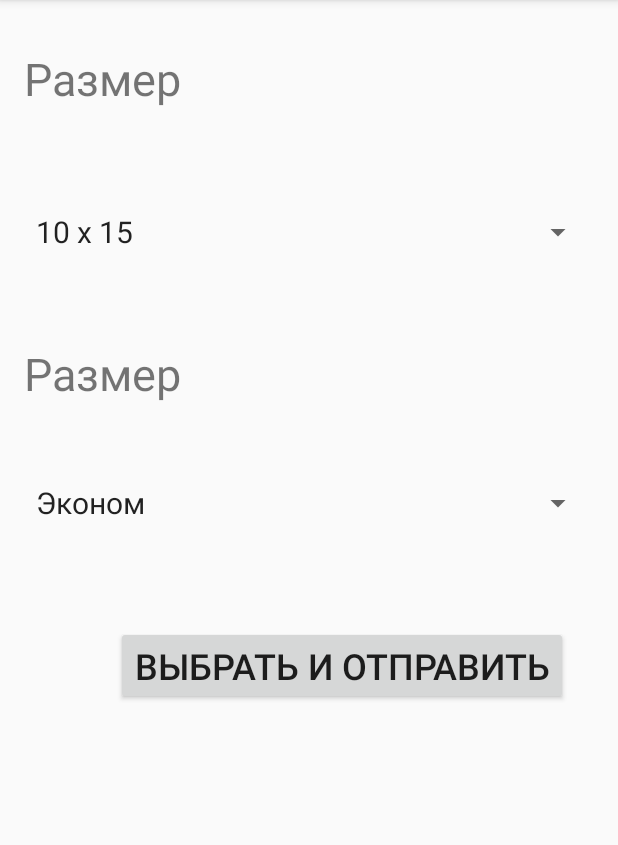
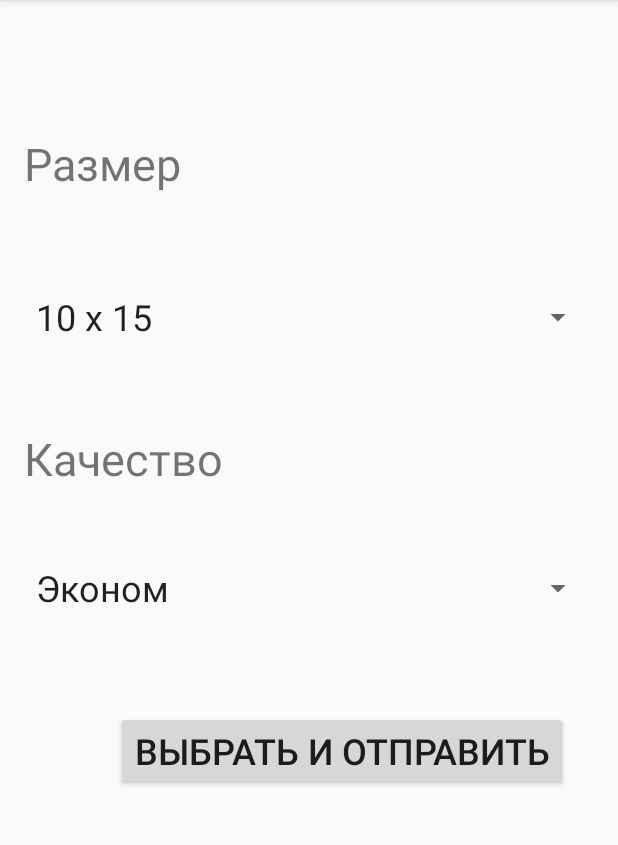
Before and after one commit to AntonButov/print, an Android app: the MainActivity screen opened directly, with no data from a screen before it, on a phone screen of 412 x 824 dp, the part 84-929 px from its top. Run offline under Robolectric (Android 15) with nearby library versions, the phone set to English and light mode, and no system bars; our stand-ins replace Firebase (no records; nobody signed in at launch, a user with empty details on screens opened directly).

Commit message:
Работает с layout.

```diff
--- a/app/build.gradle
+++ b/app/build.gradle
@@ -9,8 +9,8 @@ android {
         applicationId "pro.butovanton.print"
         minSdkVersion 16
         targetSdkVersion 29
-        versionCode 1
-        versionName "1.0"
+        versionCode 2
+        versionName "1.1"
 
         testInstrumentationRunner "androidx.test.runner.AndroidJUnitRunner"
     }
--- a/app/src/main/java/pro/butovanton/print/MainActivity.java
+++ b/app/src/main/java/pro/butovanton/print/MainActivity.java
@@ -88,9 +88,11 @@ public class MainActivity extends AppCompatActivity  {
         buttonUpload.setOnClickListener(new View.OnClickListener() {
             @Override
             public void onClick(View v) {
+
                 Intent i = new Intent();
                 i.setType("image/*");
                 i.setAction(Intent.ACTION_GET_CONTENT);
+                i.putExtra(Intent.EXTRA_ALLOW_MULTIPLE, true);
                 startActivityForResult(Intent.createChooser(i, "Выберите файл"), PICTURE_REQUEST_CODE);
             }
         });
--- a/app/src/main/res/layout/activity_main.xml
+++ b/app/src/main/res/layout/activity_main.xml
@@ -2,9 +2,20 @@
 <androidx.constraintlayout.widget.ConstraintLayout xmlns:android="http://schemas.android.com/apk/res/android"
     xmlns:app="http://schemas.android.com/apk/res-auto"
     xmlns:tools="http://schemas.android.com/tools"
+    android:layout_height="match_parent"
+    android:layout_width="match_parent">
+
+    <ScrollView
         android:layout_width="match_parent"
         android:layout_height="match_parent"
-    tools:context=".MainActivity">
+        tools:context="pro.butovanton.gituser.SecondFragment">
+
+        <LinearLayout
+            android:layout_width="match_parent"
+            android:layout_height="match_parent"
+            android:orientation="vertical"
+            tools:layout_editor_absoluteX="1dp"
+            tools:layout_editor_absoluteY="1dp">
 
     <com.google.android.material.appbar.AppBarLayout
         android:id="@+id/appBarLayout"
@@ -26,11 +37,12 @@
                 android:id="@+id/userTel"
                 android:layout_width="wrap_content"
                 android:layout_height="wrap_content"
-        android:textSize="32dp"
+                android:layout_gravity="right"
                 android:layout_marginLeft="24dp"
                 android:layout_marginBottom="24dp"
-        app:layout_constraintBottom_toBottomOf="parent"
-        app:layout_constraintLeft_toLeftOf="parent" />
+                android:gravity="right"
+                android:text="+375123456789"
+                android:textSize="24dp" />
 
     <TextView
         android:id="@+id/textView2"
@@ -41,8 +53,7 @@
         android:layout_marginTop="32dp"
         android:text="Размер"
         android:textSize="30dp"
-        app:layout_constraintStart_toStartOf="parent"
-        app:layout_constraintTop_toBottomOf="@+id/appBarLayout" />
+         />
 
     <Spinner
         android:id="@+id/spinnerSize"
@@ -53,11 +64,9 @@
         android:layout_marginTop="32dp"
         android:layout_marginEnd="16dp"
         android:layout_marginRight="16dp"
-        android:spinnerMode="dialog"
         android:textSize="32sp"
-        app:layout_constraintEnd_toEndOf="parent"
-        app:layout_constraintStart_toStartOf="parent"
-        app:layout_constraintTop_toBottomOf="@+id/textView2" />
+        android:theme="@style/Widget.AppCompat.Spinner"
+     />
 
     <TextView
         android:id="@+id/textViewQality"
@@ -66,10 +75,9 @@
         android:layout_marginStart="16dp"
         android:layout_marginLeft="16dp"
         android:layout_marginTop="24dp"
-        android:text="Размер"
+        android:text="Качество"
         android:textSize="30dp"
-        app:layout_constraintStart_toStartOf="parent"
-        app:layout_constraintTop_toBottomOf="@+id/spinnerSize" />
+         />
 
     <Spinner
         android:id="@+id/spinnerSizeQuality"
@@ -80,23 +88,23 @@
         android:layout_marginTop="16dp"
         android:layout_marginEnd="16dp"
         android:layout_marginRight="16dp"
-        android:spinnerMode="dialog"
         android:textSize="32sp"
         android:theme="@style/Widget.AppCompat.Spinner"
-        app:layout_constraintEnd_toEndOf="parent"
-        app:layout_constraintStart_toStartOf="parent"
-        app:layout_constraintTop_toBottomOf="@+id/textViewQality" />
+         />
 
             <Button
                 android:id="@+id/buttonUpload"
                 android:layout_width="wrap_content"
                 android:layout_height="wrap_content"
+                android:layout_gravity="right"
                 android:layout_marginTop="32dp"
                 android:layout_marginEnd="33dp"
                 android:layout_marginRight="33dp"
                 android:text="Выбрать и отправить"
-        android:textSize="24sp"
-        app:layout_constraintEnd_toEndOf="parent"
-        app:layout_constraintTop_toBottomOf="@+id/spinnerSizeQuality" />
+                android:textSize="24sp" />
+
+        </LinearLayout>
+
+    </ScrollView>
 
 </androidx.constraintlayout.widget.ConstraintLayout>
--- a/app/src/main/res/layout/spiner.xml
+++ b/app/src/main/res/layout/spiner.xml
@@ -5,5 +5,5 @@
     android:layout_width="match_parent"
     android:layout_height="wrap_content"
     android:ellipsize="marquee"
-    android:textSize="20dp"
+    android:textSize="24dp"
     android:textAlignment="inherit"/>
--- a/app/src/main/res/values/strings.xml
+++ b/app/src/main/res/values/strings.xml
@@ -20,6 +20,7 @@
         <item>15 x 21</item>
         <item>21 x 30</item>
     </string-array>
+
     <string-array name="quality_array">
         <item>Эконом</item>
         <item>Стандарт</item>
```
Lines whose indentation alone changed are shown as unchanged.
